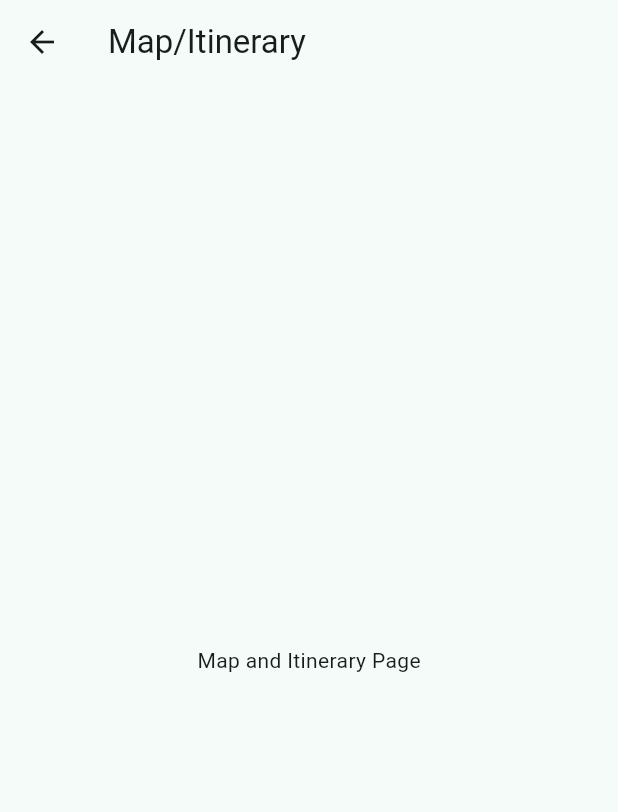
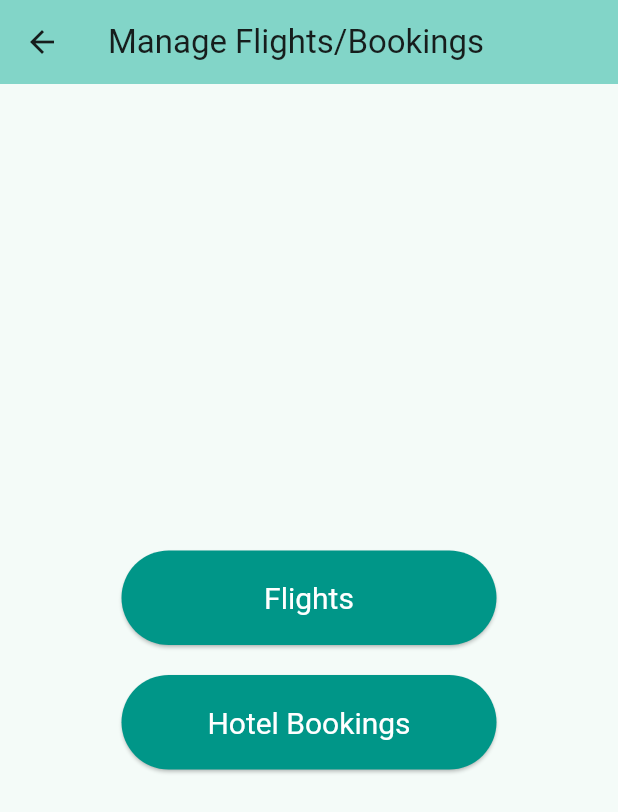
Before and after one commit to matthewyeo1/WanderWise, a Flutter app: the ManageFlightsBookingsPage screen opened directly, on a phone screen of 412 x 824 dp. Shown: the top 812 px of the screen. Run offline on Flutter 3.47's test engine with Material 3 defaults, Android fonts, the phone set to English and light mode, and no system bars.

Commit message:
added: 1. map/itinerary page w/o google api, 2. manage flights/bookings pageTODO: added pages for both

```diff
--- a/ww_code/lib/help_page.dart
+++ b/ww_code/lib/help_page.dart
@@ -7,6 +7,7 @@ class HelpPage extends StatelessWidget {
   Widget build(BuildContext context) {
     return Scaffold(
       appBar: AppBar(
+        backgroundColor: Theme.of(context).colorScheme.inversePrimary,
         title: const Text('Map/Itinerary'),
       ),
       body: const Center(
--- a/ww_code/lib/manage_flights_bookings_page.dart
+++ b/ww_code/lib/manage_flights_bookings_page.dart
@@ -2,14 +2,51 @@ import 'package:flutter/material.dart';
 
 class ManageFlightsBookingsPage extends StatelessWidget {
   const ManageFlightsBookingsPage({super.key});
+
   @override
   Widget build(BuildContext context) {
     return Scaffold(
       appBar: AppBar(
-        title: const Text('Map/Itinerary'),
+        backgroundColor: Theme.of(context).colorScheme.inversePrimary,
+        title: const Text('Manage Flights/Bookings'),
       ),
-      body: const Center(
-        child: Text('Map and Itinerary Page'),
+      body: Center(
+        child: Column(
+          mainAxisAlignment: MainAxisAlignment.center,
+          children: [
+            SizedBox(
+              width: 250,
+              child: ElevatedButton(
+                onPressed: () {
+                  // Handle map button pressed
+                },
+                style: ElevatedButton.styleFrom(
+                  padding: const EdgeInsets.symmetric(vertical: 20),
+                  foregroundColor: Colors.white,
+                  backgroundColor: Colors.teal, // Set background color here
+                  textStyle: const TextStyle(fontSize: 20),
+                ),
+                child: const Text('Flights'),
+              ),
+            ),
+            const SizedBox(height: 20),
+            SizedBox(
+              width: 250,
+              child: ElevatedButton(
+                onPressed: () {
+                  // Handle itinerary button pressed
+                },
+                style: ElevatedButton.styleFrom(
+                  padding: const EdgeInsets.symmetric(vertical: 20),
+                  foregroundColor: Colors.white,
+                  backgroundColor: Colors.teal, // Set background color here
+                  textStyle: const TextStyle(fontSize: 20),
+                ),
+                child: const Text('Hotel Bookings'),
+              ),
+            ),
+          ],
+        ),
       ),
     );
   }
--- a/ww_code/lib/settings_page.dart
+++ b/ww_code/lib/settings_page.dart
@@ -7,6 +7,7 @@ class SettingsPage extends StatelessWidget {
   Widget build(BuildContext context) {
     return Scaffold(
       appBar: AppBar(
+        backgroundColor: Theme.of(context).colorScheme.inversePrimary,
         title: const Text('Map/Itinerary'),
       ),
       body: const Center(
```
Also changed, not shown: ww_code/lib/map_itinerary_page.dart (+38 -2 lines), ww_code/lib/menu_page.dart (+8 -8 lines).
